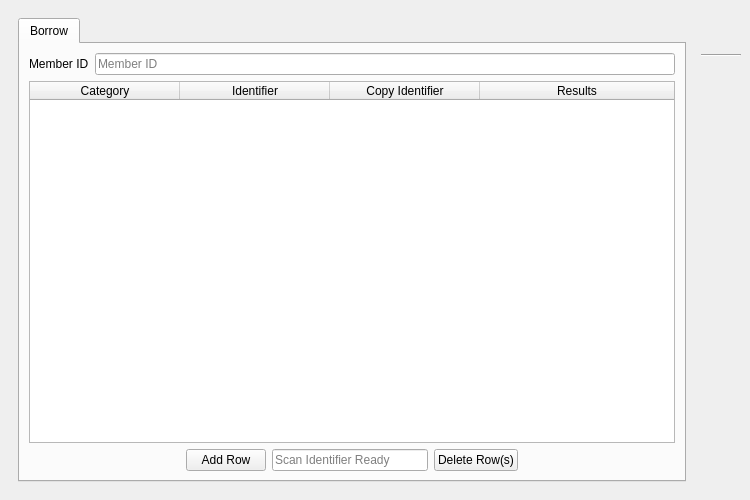
The window that UI/biblioteq_batch_activities_browser.ui (textbrowser/biblioteq) describes before a commit, drawn with Qt 5.
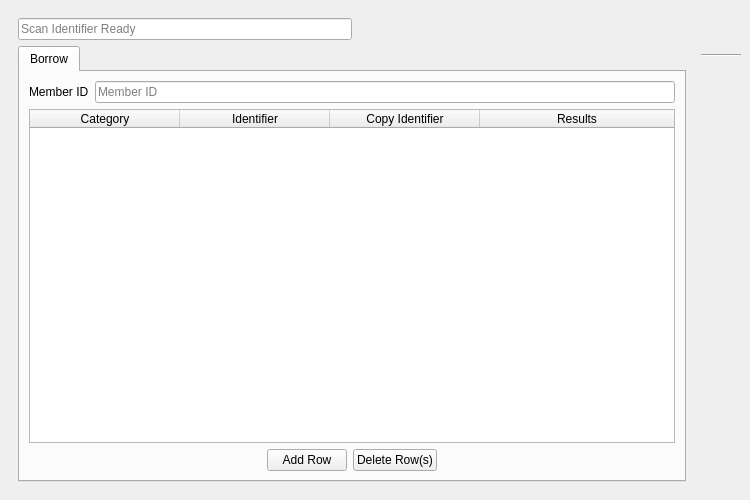
The same window after the commit. Icons and pictures are not drawn.

Commit message: Smart borrowing.

```diff
--- a/UI/biblioteq_batch_activities_browser.ui
+++ b/UI/biblioteq_batch_activities_browser.ui
@@ -22,6 +22,33 @@
     <item>
      <widget class="QFrame" name="frame">
       <layout class="QVBoxLayout" name="verticalLayout">
+       <item>
+        <layout class="QHBoxLayout" name="horizontalLayout_4">
+         <item>
+          <widget class="QLineEdit" name="scan">
+           <property name="toolTip">
+            <string>&lt;html&gt;&lt;head/&gt;&lt;body&gt;&lt;p&gt;Click in this field and scan an item. A new row will be created with the scanned identifier value. Please wait until the text hint is visible before scanning an item.&lt;/p&gt;&lt;/body&gt;&lt;/html&gt;</string>
+           </property>
+           <property name="placeholderText">
+            <string>Scan Identifier Ready</string>
+           </property>
+          </widget>
+         </item>
+         <item>
+          <spacer name="horizontalSpacer_3">
+           <property name="orientation">
+            <enum>Qt::Horizontal</enum>
+           </property>
+           <property name="sizeHint" stdset="0">
+            <size>
+             <width>40</width>
+             <height>20</height>
+            </size>
+           </property>
+          </spacer>
+         </item>
+        </layout>
+       </item>
        <item>
         <widget class="QTabWidget" name="tab">
          <property name="currentIndex">
@@ -126,16 +153,6 @@
                </property>
               </widget>
              </item>
-             <item>
-              <widget class="QLineEdit" name="scan_borrowing">
-               <property name="toolTip">
-                <string>&lt;html&gt;&lt;head/&gt;&lt;body&gt;&lt;p&gt;Click in this field and scan an item. A new row will be created with the scanned identifier value. Please wait until the text hint is visible before scanning an item.&lt;/p&gt;&lt;/body&gt;&lt;/html&gt;</string>
-               </property>
-               <property name="placeholderText">
-                <string>Scan Identifier Ready</string>
-               </property>
-              </widget>
-             </item>
              <item>
               <widget class="QPushButton" name="borrow_delete_row">
                <property name="text">
```
Left out of the diff: 2 changed lines with no effect on the pictures. The commit also changes 5 other files.
